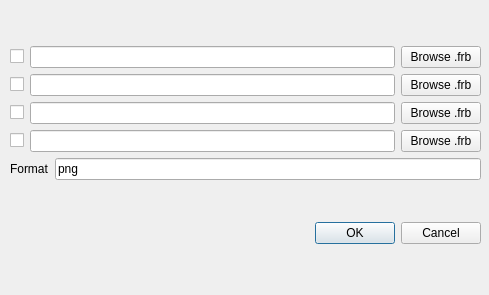
FortuneStreetModding/fortune-avenue-qt, file screenshotdialog.ui: the form before one commit.
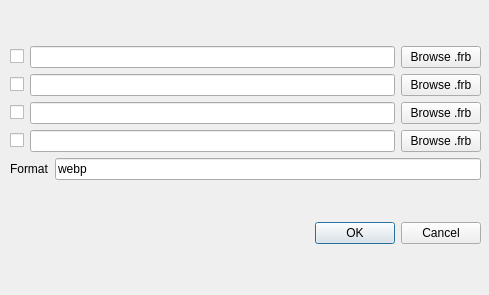
The form after the commit.

Commit message: refactoring, add district simulator link, make webp default for screenshots again

Patch:
```diff
--- a/screenshotdialog.ui
+++ b/screenshotdialog.ui
@@ -124,7 +124,7 @@
         <item>
          <widget class="QLineEdit" name="format">
           <property name="text">
-           <string>png</string>
+           <string>webp</string>
           </property>
          </widget>
         </item>
```
The commit also changes 5 other files.
